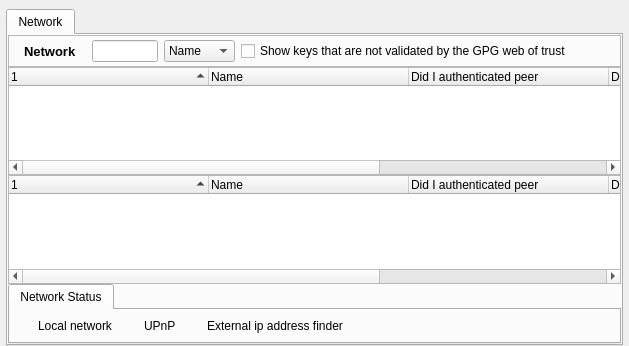
Old version of the form retroshare-gui/src/gui/NetworkDialog.ui in the repository RetroShare/RetroShare.
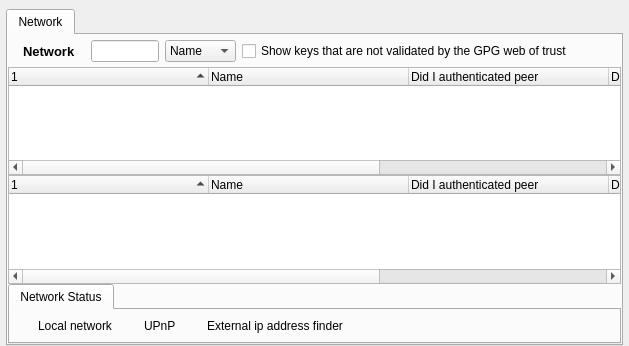
New version of the form. Icons and pictures are not drawn. Custom widgets are drawn as their Qt base class.

Diff of the .ui file:
```diff
--- a/retroshare-gui/src/gui/NetworkDialog.ui
+++ b/retroshare-gui/src/gui/NetworkDialog.ui
@@ -133,12 +133,6 @@
            <height>32</height>
           </size>
          </property>
-         <property name="frameShape">
-          <enum>QFrame::StyledPanel</enum>
-         </property>
-         <property name="frameShadow">
-          <enum>QFrame::Raised</enum>
-         </property>
          <layout class="QHBoxLayout" name="horizontalLayout_2">
           <property name="margin">
            <number>2</number>
```
